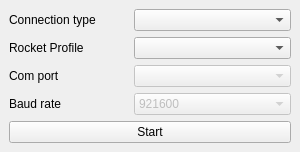
Above: qt_files/com_window.ui from UBC-Rocket/UBCRocketGroundStation before the change. Below: the same form after it.
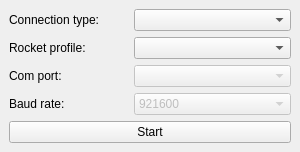
That is the form after the change.

Commit message: Updated label formatting and units

Diff of the .ui file:
```diff
--- a/qt_files/com_window.ui
+++ b/qt_files/com_window.ui
@@ -38,7 +38,7 @@
       <item row="0" column="0">
        <widget class="QLabel" name="label_3">
         <property name="text">
-         <string>Connection type</string>
+         <string>Connection type:</string>
         </property>
        </widget>
       </item>
@@ -55,7 +55,7 @@
       <item row="1" column="0">
        <widget class="QLabel" name="label_4">
         <property name="text">
-         <string>Rocket Profile</string>
+         <string>Rocket profile:</string>
         </property>
        </widget>
       </item>
@@ -84,7 +84,7 @@
          </size>
         </property>
         <property name="text">
-         <string>Com port</string>
+         <string>Com port:</string>
         </property>
        </widget>
       </item>
@@ -125,7 +125,7 @@
          <bool>false</bool>
         </property>
         <property name="text">
-         <string>Baud rate</string>
+         <string>Baud rate:</string>
         </property>
        </widget>
       </item>
```
The commit also changes 2 other files.
